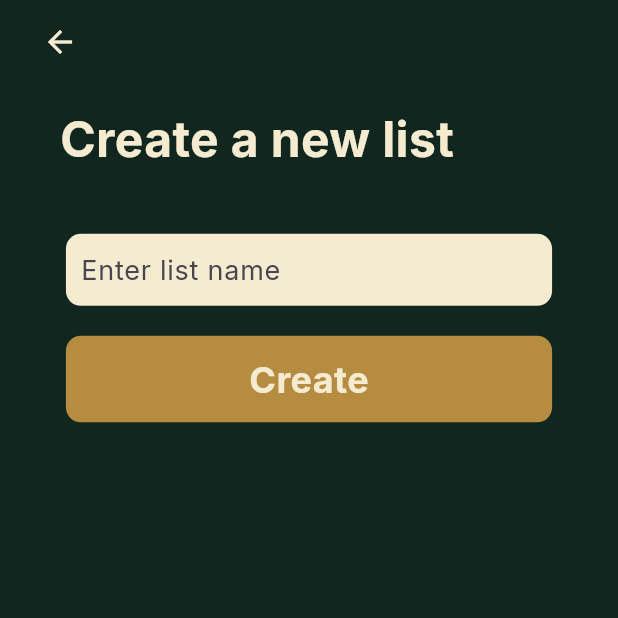
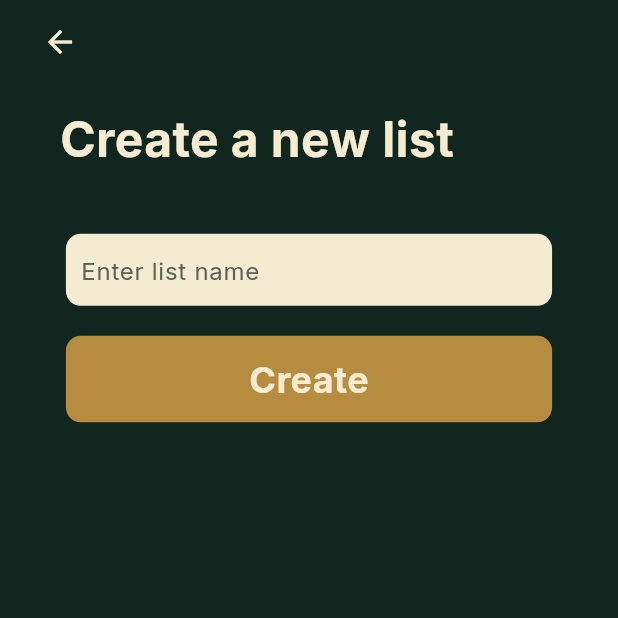
Before and after one commit to tonsz/dogether, a Flutter app: the screen it shows after launch, after a tap on the "add" icon, on a phone screen of 412 x 824 dp, the top half of it. Run offline on Flutter 3.47's test engine with Material 3 defaults, Android fonts, the phone set to English and light mode, and no system bars; drawn by our look-alikes of dynamic_color; our stand-ins replace country_picker, flutter_screenutil, flutter_slidable, go_router, google_fonts, hooks_riverpod and 4 more; accounts and stored records are empty; generated files the repository leaves out were written again.

```diff
--- a/lib/features/dogether/pages/add_list_page.dart
+++ b/lib/features/dogether/pages/add_list_page.dart
@@ -56,6 +56,8 @@ class _AddListState extends ConsumerState<AddList> {
             CustomTextField(
               controller: listName,
               hintText: "Enter list name",
+              hintStyle:
+                  customTextStyle(16, AppConst.prGray, FontWeight.normal),
               keyboardType: TextInputType.name,
             ),
             HeightSpacer(ht: 20.h),
--- a/lib/features/dogether/pages/add_task_page.dart
+++ b/lib/features/dogether/pages/add_task_page.dart
@@ -61,6 +61,8 @@ class _AddTaskState extends ConsumerState<AddTask> {
             CustomTextField(
               controller: taskName,
               hintText: "New Task",
+              hintStyle:
+                  customTextStyle(16, AppConst.prGray, FontWeight.normal),
               keyboardType: TextInputType.name,
             ),
             HeightSpacer(ht: 20.h),
--- a/lib/features/dogether/pages/home_page.dart
+++ b/lib/features/dogether/pages/home_page.dart
@@ -49,6 +49,8 @@ class _HomePageState extends ConsumerState<HomePage> {
                   keyboardType: TextInputType.text,
                   controller: search,
                   hintText: "Search...",
+                  hintStyle:
+                      customTextStyle(16, AppConst.prGray, FontWeight.normal),
                   prefixIcon: Container(
                     child: GestureDetector(
                       onTap: null,
--- a/lib/features/dogether/widgets/task_title.dart
+++ b/lib/features/dogether/widgets/task_title.dart
@@ -59,7 +59,7 @@ class TaskTitle extends StatelessWidget {
             height: 20,
             decoration: BoxDecoration(
               borderRadius: BorderRadius.circular(100),
-              color: Colors.white,
+              color: AppConst.secTan,
             ),
             child: switcher ?? const SizedBox(),
           ),
--- a/lib/main.dart
+++ b/lib/main.dart
@@ -1,5 +1,6 @@
 import 'package:dogether/common/routes/route.dart';
 import 'package:dogether/common/utils/constants.dart';
+import 'package:dynamic_color/dynamic_color.dart';
 import 'package:flutter/material.dart';
 import 'package:flutter_screenutil/flutter_screenutil.dart';
 import 'package:hooks_riverpod/hooks_riverpod.dart';
@@ -11,6 +12,10 @@ void main() {
 class MyApp extends ConsumerWidget {
   const MyApp({super.key});
 
+  static final defaultDarkColorScheme = ColorScheme.fromSwatch(
+    brightness: Brightness.dark,
+  );
+
   @override
   Widget build(BuildContext context, WidgetRef ref) {
     final goRouter = ref.watch(goRouterProvider);
@@ -19,18 +24,22 @@ class MyApp extends ConsumerWidget {
         minTextAdapt: true,
         designSize: const Size(375, 825),
         builder: (context, child) {
+          return DynamicColorBuilder(
+              builder: (lightColorScheme, darkColorScheme) {
             return MaterialApp.router(
               debugShowCheckedModeBanner: false,
               title: 'Dogether',
               theme: ThemeData(
                 scaffoldBackgroundColor: AppConst.prDark,
-              colorScheme: ColorScheme.fromSeed(seedColor: Colors.deepPurple),
+                colorScheme: darkColorScheme ?? defaultDarkColorScheme,
                 useMaterial3: true,
               ),
+              themeMode: ThemeMode.dark,
               routeInformationParser: goRouter.routeInformationParser,
               routeInformationProvider: goRouter.routeInformationProvider,
               routerDelegate: goRouter.routerDelegate,
             );
           });
+        });
   }
 }
--- a/pubspec.yaml
+++ b/pubspec.yaml
@@ -45,6 +45,7 @@ dependencies:
   sqflite: ^2.3.0
   dynamic_color: ^1.6.9
   intl: ^0.19.0
+  flutter_slidable: ^3.0.1
 
 dev_dependencies:
   flutter_test:
```
Also changed, not shown: lib/features/dogether/controllers/task_provider.dart (+30 -0 lines), lib/features/dogether/pages/list_page.dart (+61 -3 lines), lib/features/dogether/controllers/task_provider.g.dart, pubspec.lock. Lines whose indentation alone changed are shown as unchanged.
